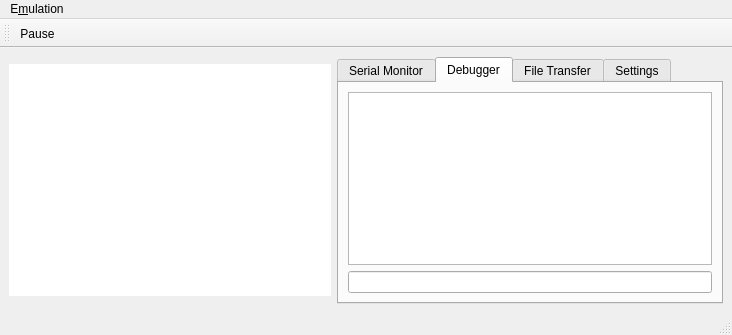
First picture: the form in mainwindow.ui, repository nspire-emus/firebird, before the edit.
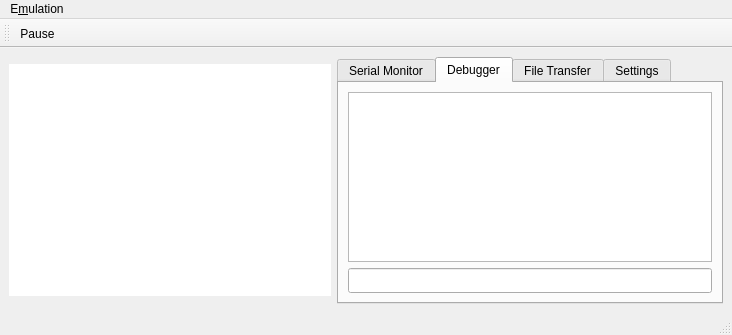
Second picture: the form after the edit. The open tabs and pages were chosen to show the change.

The edit to the form file:
```diff
--- a/mainwindow.ui
+++ b/mainwindow.ui
@@ -81,13 +81,30 @@
        <layout class="QVBoxLayout" name="verticalLayout">
         <item>
          <widget class="QPlainTextEdit" name="debugConsole">
+          <property name="font">
+           <font>
+            <family>Droid Sans Mono</family>
+           </font>
+          </property>
+          <property name="lineWrapMode">
+           <enum>QPlainTextEdit::NoWrap</enum>
+          </property>
           <property name="readOnly">
            <bool>true</bool>
           </property>
+          <property name="plainText">
+           <string notr="true"/>
+          </property>
          </widget>
         </item>
         <item>
-         <widget class="QLineEdit" name="lineEdit"/>
+         <widget class="QLineEdit" name="lineEdit">
+          <property name="font">
+           <font>
+            <family>Droid Sans Mono</family>
+           </font>
+          </property>
+         </widget>
         </item>
        </layout>
       </widget>
```
Left out of the diff: 20 changed lines with no effect on the pictures.
